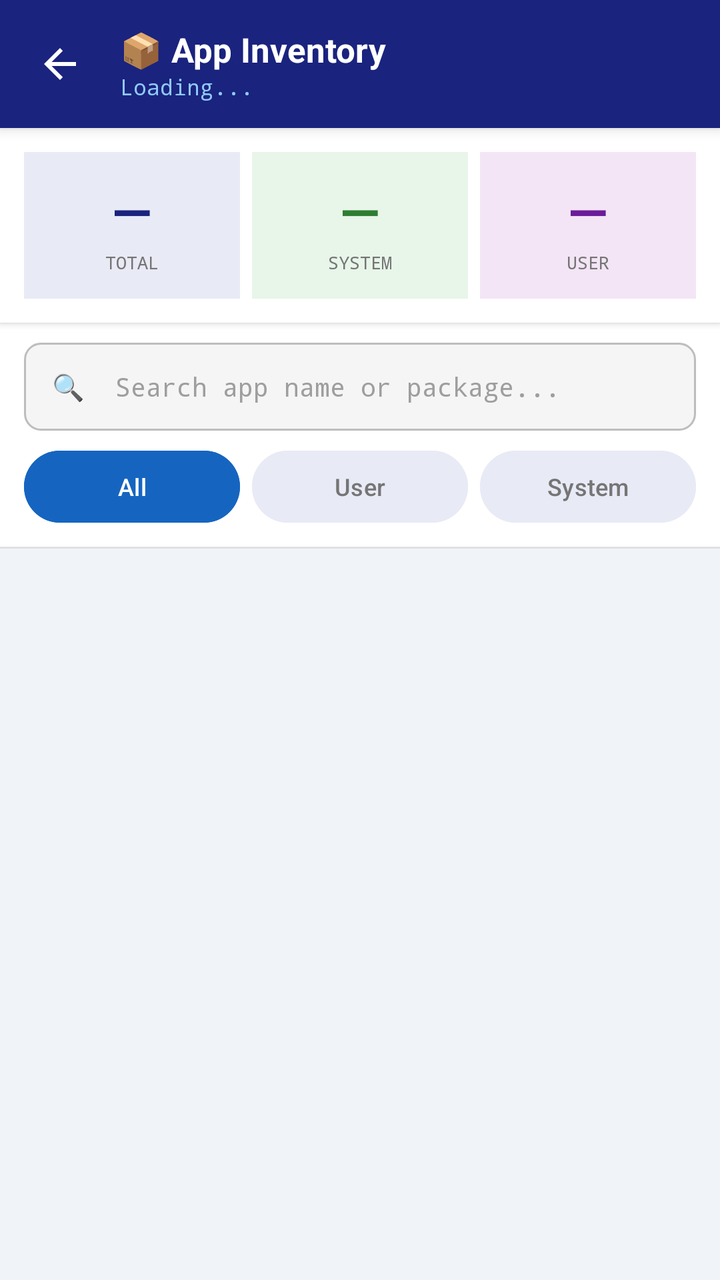
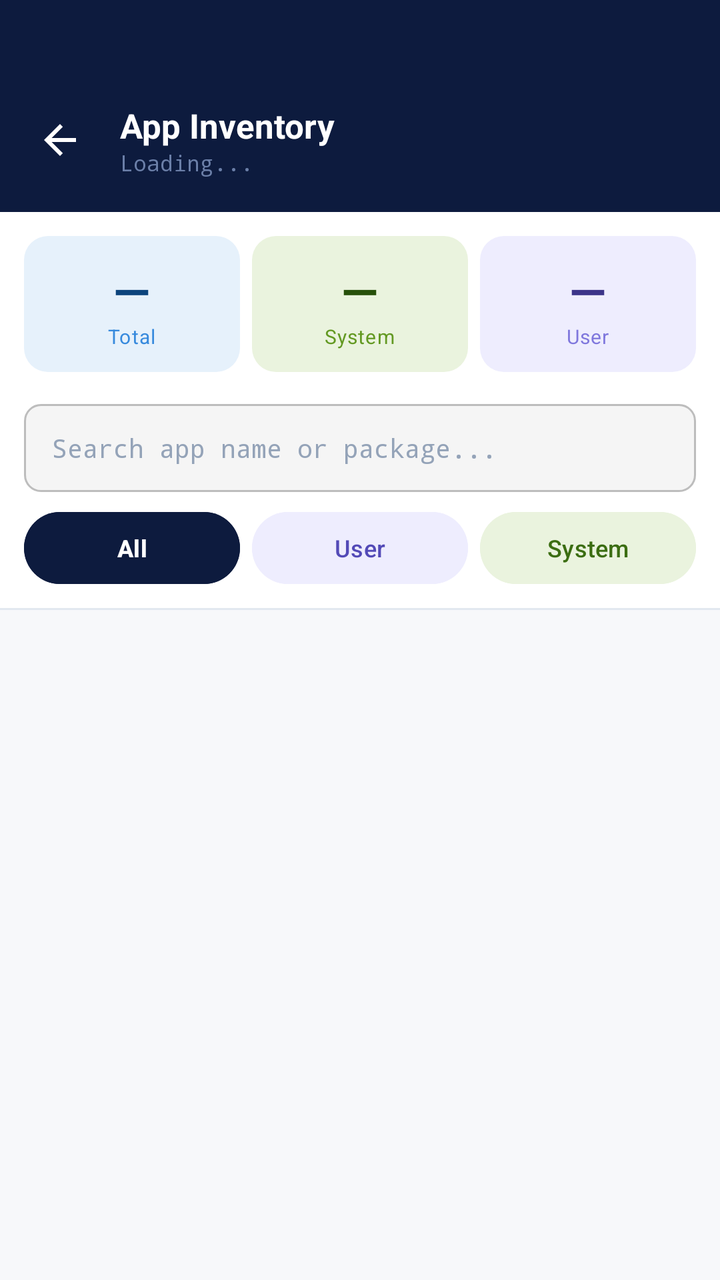

Screens rendered from an Android XML layout before and after an edit, with the pre-edit source and the edit as a unified diff.
<!-- AndroidManifest.xml: application theme Theme.MDMApp -->
<!-- res/layout/activity_app_inventory.xml -->
<?xml version="1.0" encoding="utf-8"?>
<LinearLayout
    xmlns:android="http://schemas.android.com/apk/res/android"
    android:layout_width="match_parent"
    android:layout_height="match_parent"
    android:orientation="vertical"
    android:background="#F0F4F8">

    
    <LinearLayout
        android:layout_width="match_parent"
        android:layout_height="64dp"
        android:orientation="horizontal"
        android:background="#1A237E"
        android:paddingStart="8dp"
        android:paddingEnd="16dp"
        android:gravity="center_vertical"
        android:elevation="4dp">

        <ImageButton
            android:id="@+id/btnBack"
            android:layout_width="44dp"
            android:layout_height="44dp"
            android:src="@drawable/ic_arrow_back"
            android:background="?attr/selectableItemBackgroundBorderless"
            android:tint="#FFFFFF"
            android:contentDescription="Back"/>

        <LinearLayout
            android:layout_width="0dp"
            android:layout_height="wrap_content"
            android:layout_weight="1"
            android:orientation="vertical"
            android:layout_marginStart="8dp">

            <TextView
                android:text="📦 App Inventory"
                android:textSize="17sp"
                android:textStyle="bold"
                android:textColor="#FFFFFF"
                android:layout_width="wrap_content"
                android:layout_height="wrap_content"/>

            <TextView
                android:id="@+id/tvResultCount"
                android:text="Loading..."
                android:textSize="11sp"
                android:textColor="#90CAF9"
                android:fontFamily="monospace"
                android:layout_width="wrap_content"
                android:layout_height="wrap_content"/>

        </LinearLayout>

        <ProgressBar
            android:id="@+id/progressBar"
            android:layout_width="24dp"
            android:layout_height="24dp"
            android:indeterminateTint="#FFFFFF"
            android:visibility="gone"/>

    </LinearLayout>

    
    <LinearLayout
        android:layout_width="match_parent"
        android:layout_height="wrap_content"
        android:orientation="horizontal"
        android:background="#FFFFFF"
        android:padding="12dp"
        android:elevation="2dp">

        
        <LinearLayout
            android:layout_width="0dp"
            android:layout_height="wrap_content"
            android:layout_weight="1"
            android:orientation="vertical"
            android:background="#E8EAF6"
            android:padding="12dp"
            android:layout_marginEnd="6dp"
            android:gravity="center">

            <TextView
                android:id="@+id/tvTotalCount"
                android:text="—"
                android:textSize="26sp"
                android:textStyle="bold"
                android:textColor="#1A237E"
                android:layout_width="wrap_content"
                android:layout_height="wrap_content"/>

            <TextView
                android:text="TOTAL"
                android:textSize="9sp"
                android:textColor="#757575"
                android:fontFamily="monospace"
                android:layout_width="wrap_content"
                android:layout_height="wrap_content"
                android:layout_marginTop="2dp"/>

        </LinearLayout>

        
        <LinearLayout
            android:layout_width="0dp"
            android:layout_height="wrap_content"
            android:layout_weight="1"
            android:orientation="vertical"
            android:background="#E8F5E9"
            android:padding="12dp"
            android:layout_marginEnd="6dp"
            android:gravity="center">

            <TextView
                android:id="@+id/tvSystemCount"
                android:text="—"
                android:textSize="26sp"
                android:textStyle="bold"
                android:textColor="#2E7D32"
                android:layout_width="wrap_content"
                android:layout_height="wrap_content"/>

            <TextView
                android:text="SYSTEM"
                android:textSize="9sp"
                android:textColor="#757575"
                android:fontFamily="monospace"
                android:layout_width="wrap_content"
                android:layout_height="wrap_content"
                android:layout_marginTop="2dp"/>

        </LinearLayout>

        
        <LinearLayout
            android:layout_width="0dp"
            android:layout_height="wrap_content"
            android:layout_weight="1"
            android:orientation="vertical"
            android:background="#F3E5F5"
            android:padding="12dp"
            android:gravity="center">

            <TextView
                android:id="@+id/tvUserCount"
                android:text="—"
                android:textSize="26sp"
                android:textStyle="bold"
                android:textColor="#6A1B9A"
                android:layout_width="wrap_content"
                android:layout_height="wrap_content"/>

            <TextView
                android:text="USER"
                android:textSize="9sp"
                android:textColor="#757575"
                android:fontFamily="monospace"
                android:layout_width="wrap_content"
                android:layout_height="wrap_content"
                android:layout_marginTop="2dp"/>

        </LinearLayout>

    </LinearLayout>

    
    <LinearLayout
        android:layout_width="match_parent"
        android:layout_height="wrap_content"
        android:orientation="horizontal"
        android:background="#FFFFFF"
        android:paddingStart="12dp"
        android:paddingEnd="12dp"
        android:paddingBottom="10dp"
        android:paddingTop="10dp"
        android:gravity="center_vertical">

        <EditText
            android:id="@+id/etSearch"
            android:layout_width="0dp"
            android:layout_height="44dp"
            android:layout_weight="1"
            android:hint="🔍  Search app name or package..."
            android:textSize="13sp"
            android:textColor="#212121"
            android:textColorHint="#9E9E9E"
            android:background="@drawable/input_background"
            android:paddingStart="14dp"
            android:paddingEnd="14dp"
            android:fontFamily="monospace"
            android:inputType="text"
            android:imeOptions="actionSearch"
            android:singleLine="true"/>

    </LinearLayout>

    
    <LinearLayout
        android:layout_width="match_parent"
        android:layout_height="wrap_content"
        android:orientation="horizontal"
        android:background="#FFFFFF"
        android:paddingStart="12dp"
        android:paddingEnd="12dp"
        android:paddingBottom="12dp"
        android:gravity="center_vertical">

        <Button
            android:id="@+id/btnAll"
            android:text="All"
            android:layout_width="0dp"
            android:layout_height="36dp"
            android:layout_weight="1"
            android:textSize="12sp"
            android:backgroundTint="#1565C0"
            android:textColor="#FFFFFF"
            android:layout_marginEnd="6dp"
            android:insetTop="0dp"
            android:insetBottom="0dp"/>

        <Button
            android:id="@+id/btnUser"
            android:text="User"
            android:layout_width="0dp"
            android:layout_height="36dp"
            android:layout_weight="1"
            android:textSize="12sp"
            android:backgroundTint="#E8EAF6"
            android:textColor="#757575"
            android:layout_marginEnd="6dp"
            android:insetTop="0dp"
            android:insetBottom="0dp"/>

        <Button
            android:id="@+id/btnSystem"
            android:text="System"
            android:layout_width="0dp"
            android:layout_height="36dp"
            android:layout_weight="1"
            android:textSize="12sp"
            android:backgroundTint="#E8EAF6"
            android:textColor="#757575"
            android:insetTop="0dp"
            android:insetBottom="0dp"/>

    </LinearLayout>

    
    <View
        android:layout_width="match_parent"
        android:layout_height="1dp"
        android:background="#E0E0E0"/>

    
    <TextView
        android:id="@+id/tvLoading"
        android:text="⟳ Loading apps..."
        android:textSize="13sp"
        android:textColor="#9E9E9E"
        android:fontFamily="monospace"
        android:layout_width="match_parent"
        android:layout_height="wrap_content"
        android:gravity="center"
        android:padding="32dp"
        android:visibility="gone"/>

    
    <androidx.recyclerview.widget.RecyclerView
        android:id="@+id/rvApps"
        android:layout_width="match_parent"
        android:layout_height="0dp"
        android:layout_weight="1"
        android:background="#F0F4F8"
        android:clipToPadding="false"
        android:paddingBottom="8dp"/>

</LinearLayout>
<!-- resources referenced by this layout -->
<resources>
  <!-- drawable ic_arrow_back (drawable) -->
  <?xml version="1.0" encoding="utf-8"?>
  <vector xmlns:android="http://schemas.android.com/apk/res/android"
      android:width="24dp"
      android:height="24dp"
      android:viewportWidth="24"
      android:viewportHeight="24">
      <path
          android:fillColor="@android:color/white"
          android:pathData="M20,11H7.83l5.59,-5.59L12,4l-8,8 8,8 1.41,-1.41L7.83,13H20v-2z"/>
  </vector>
  <!-- drawable input_background (drawable) -->
  <?xml version="1.0" encoding="utf-8"?>
  <shape xmlns:android="http://schemas.android.com/apk/res/android">
      <solid android:color="#F5F5F5"/>
      <stroke android:width="1dp" android:color="#BDBDBD"/>
      <corners android:radius="8dp"/>
      <padding android:left="8dp" android:top="8dp"
          android:right="8dp" android:bottom="8dp"/>
  </shape>
  <style name="Theme.MDMApp" parent="Base.Theme.MDMApp" />
  <style name="Base.Theme.MDMApp" parent="Theme.Material3.DayNight.NoActionBar">
          
          
      </style>
</resources>

<!-- the commit's change to res/layout/activity_app_inventory.xml (unified diff, before → after) -->
@@ -4,18 +4,19 @@
     android:layout_width="match_parent"
     android:layout_height="match_parent"
     android:orientation="vertical"
-    android:background="#F0F4F8">
+    android:background="#F7F8FA">
 
     
     <LinearLayout
         android:layout_width="match_parent"
-        android:layout_height="64dp"
+        android:layout_height="wrap_content"
         android:orientation="horizontal"
-        android:background="#1A237E"
+        android:background="#0D1B3E"
         android:paddingStart="8dp"
         android:paddingEnd="16dp"
-        android:gravity="center_vertical"
-        android:elevation="4dp">
+        android:paddingTop="48dp"
+        android:paddingBottom="14dp"
+        android:gravity="center_vertical">
 
         <ImageButton
             android:id="@+id/btnBack"
@@ -34,7 +35,7 @@
             android:layout_marginStart="8dp">
 
             <TextView
-                android:text="📦 App Inventory"
+                android:text="App Inventory"
                 android:textSize="17sp"
                 android:textStyle="bold"
                 android:textColor="#FFFFFF"
@@ -45,7 +46,7 @@
                 android:id="@+id/tvResultCount"
                 android:text="Loading..."
                 android:textSize="11sp"
-                android:textColor="#90CAF9"
+                android:textColor="#6B7FA8"
                 android:fontFamily="monospace"
                 android:layout_width="wrap_content"
                 android:layout_height="wrap_content"/>
@@ -67,98 +68,97 @@
         android:layout_height="wrap_content"
         android:orientation="horizontal"
         android:background="#FFFFFF"
-        android:padding="12dp"
-        android:elevation="2dp">
-
-        
-        <LinearLayout
-            android:layout_width="0dp"
-            android:layout_height="wrap_content"
-            android:layout_weight="1"
-            android:orientation="vertical"
-            android:background="#E8EAF6"
-            android:padding="12dp"
+        android:paddingStart="12dp"
+        android:paddingEnd="12dp"
+        android:paddingTop="12dp"
+        android:paddingBottom="12dp">
+
+        
+        <LinearLayout
+            android:layout_width="0dp"
+            android:layout_height="68dp"
+            android:layout_weight="1"
+            android:orientation="vertical"
+            android:background="@drawable/stat_card_blue"
+            android:padding="10dp"
             android:layout_marginEnd="6dp"
             android:gravity="center">
 
             <TextView
                 android:id="@+id/tvTotalCount"
                 android:text="—"
-                android:textSize="26sp"
-                android:textStyle="bold"
-                android:textColor="#1A237E"
-                android:layout_width="wrap_content"
-                android:layout_height="wrap_content"/>
-
-            <TextView
-                android:text="TOTAL"
-                android:textSize="9sp"
-                android:textColor="#757575"
-                android:fontFamily="monospace"
-                android:layout_width="wrap_content"
-                android:layout_height="wrap_content"
-                android:layout_marginTop="2dp"/>
-
-        </LinearLayout>
-
-        
-        <LinearLayout
-            android:layout_width="0dp"
-            android:layout_height="wrap_content"
-            android:layout_weight="1"
-            android:orientation="vertical"
-            android:background="#E8F5E9"
-            android:padding="12dp"
+                android:textSize="24sp"
+                android:textStyle="bold"
+                android:textColor="#0C447C"
+                android:layout_width="wrap_content"
+                android:layout_height="wrap_content"/>
+
+            <TextView
+                android:text="Total"
+                android:textSize="10sp"
+                android:textColor="#378ADD"
+                android:letterSpacing="0.04"
+                android:layout_width="wrap_content"
+                android:layout_height="wrap_content"/>
+
+        </LinearLayout>
+
+        
+        <LinearLayout
+            android:layout_width="0dp"
+            android:layout_height="68dp"
+            android:layout_weight="1"
+            android:orientation="vertical"
+            android:background="@drawable/stat_card_green"
+            android:padding="10dp"
             android:layout_marginEnd="6dp"
             android:gravity="center">
 
             <TextView
                 android:id="@+id/tvSystemCount"
                 android:text="—"
-                android:textSize="26sp"
-                android:textStyle="bold"
-                android:textColor="#2E7D32"
-                android:layout_width="wrap_content"
-                android:layout_height="wrap_content"/>
-
-            <TextView
-                android:text="SYSTEM"
-                android:textSize="9sp"
-                android:textColor="#757575"
-                android:fontFamily="monospace"
-                android:layout_width="wrap_content"
-                android:layout_height="wrap_content"
-                android:layout_marginTop="2dp"/>
-
-        </LinearLayout>
-
-        
-        <LinearLayout
-            android:layout_width="0dp"
-            android:layout_height="wrap_content"
-            android:layout_weight="1"
-            android:orientation="vertical"
-            android:background="#F3E5F5"
-            android:padding="12dp"
+                android:textSize="24sp"
+                android:textStyle="bold"
+                android:textColor="#27500A"
+                android:layout_width="wrap_content"
+                android:layout_height="wrap_content"/>
+
+            <TextView
+                android:text="System"
+                android:textSize="10sp"
+                android:textColor="#639922"
+                android:letterSpacing="0.04"
+                android:layout_width="wrap_content"
+                android:layout_height="wrap_content"/>
+
+        </LinearLayout>
+
+        
+        <LinearLayout
+            android:layout_width="0dp"
+            android:layout_height="68dp"
+            android:layout_weight="1"
+            android:orientation="vertical"
+            android:background="@drawable/stat_card_purple"
+            android:padding="10dp"
             android:gravity="center">
 
             <TextView
                 android:id="@+id/tvUserCount"
                 android:text="—"
-                android:textSize="26sp"
-                android:textStyle="bold"
-                android:textColor="#6A1B9A"
-                android:layout_width="wrap_content"
-                android:layout_height="wrap_content"/>
-
-            <TextView
-                android:text="USER"
-                android:textSize="9sp"
-                android:textColor="#757575"
-                android:fontFamily="monospace"
-                android:layout_width="wrap_content"
-                android:layout_height="wrap_content"
-                android:layout_marginTop="2dp"/>
+                android:textSize="24sp"
+                android:textStyle="bold"
+                android:textColor="#3C3489"
+                android:layout_width="wrap_content"
+                android:layout_height="wrap_content"/>
+
+            <TextView
+                android:text="User"
+                android:textSize="10sp"
+                android:textColor="#7F77DD"
+                android:letterSpacing="0.04"
+                android:layout_width="wrap_content"
+                android:layout_height="wrap_content"/>
 
         </LinearLayout>
 
@@ -168,96 +168,92 @@
     <LinearLayout
         android:layout_width="match_parent"
         android:layout_height="wrap_content"
-        android:orientation="horizontal"
+        android:orientation="vertical"
         android:background="#FFFFFF"
         android:paddingStart="12dp"
         android:paddingEnd="12dp"
-        android:paddingBottom="10dp"
-        android:paddingTop="10dp"
-        android:gravity="center_vertical">
-
+        android:paddingBottom="12dp"
+        android:paddingTop="4dp">
+
+        
         <EditText
             android:id="@+id/etSearch"
-            android:layout_width="0dp"
+            android:layout_width="match_parent"
             android:layout_height="44dp"
-            android:layout_weight="1"
-            android:hint="🔍  Search app name or package..."
+            android:hint="Search app name or package..."
             android:textSize="13sp"
-            android:textColor="#212121"
-            android:textColorHint="#9E9E9E"
+            android:textColor="#0D1B3E"
+            android:textColorHint="#94A3B8"
             android:background="@drawable/input_background"
             android:paddingStart="14dp"
             android:paddingEnd="14dp"
             android:fontFamily="monospace"
             android:inputType="text"
             android:imeOptions="actionSearch"
-            android:singleLine="true"/>
+            android:singleLine="true"
+            android:layout_marginBottom="10dp"/>
+
+        
+        <LinearLayout
+            android:layout_width="match_parent"
+            android:layout_height="wrap_content"
+            android:orientation="horizontal">
+
+            <Button
+                android:id="@+id/btnAll"
+                android:text="All"
+                android:layout_width="0dp"
+                android:layout_height="36dp"
+                android:layout_weight="1"
+                android:textSize="12sp"
+                android:textStyle="bold"
+                android:backgroundTint="#0D1B3E"
+                android:textColor="#FFFFFF"
+                android:layout_marginEnd="6dp"
+                android:insetTop="0dp"
+                android:insetBottom="0dp"/>
+
+            <Button
+                android:id="@+id/btnUser"
+                android:text="User"
+                android:layout_width="0dp"
+                android:layout_height="36dp"
+                android:layout_weight="1"
+                android:textSize="12sp"
+                android:backgroundTint="#EEEDFE"
+                android:textColor="#534AB7"
+                android:layout_marginEnd="6dp"
+                android:insetTop="0dp"
+                android:insetBottom="0dp"/>
+
+            <Button
+                android:id="@+id/btnSystem"
+                android:text="System"
+                android:layout_width="0dp"
+                android:layout_height="36dp"
+                android:layout_weight="1"
+                android:textSize="12sp"
+                android:backgroundTint="#EAF3DE"
+                android:textColor="#3B6D11"
+                android:insetTop="0dp"
+                android:insetBottom="0dp"/>
+
+        </LinearLayout>
 
     </LinearLayout>
 
     
-    <LinearLayout
-        android:layout_width="match_parent"
-        android:layout_height="wrap_content"
-        android:orientation="horizontal"
-        android:background="#FFFFFF"
-        android:paddingStart="12dp"
-        android:paddingEnd="12dp"
-        android:paddingBottom="12dp"
-        android:gravity="center_vertical">
-
-        <Button
-            android:id="@+id/btnAll"
-            android:text="All"
-            android:layout_width="0dp"
-            android:layout_height="36dp"
-            android:layout_weight="1"
-            android:textSize="12sp"
-            android:backgroundTint="#1565C0"
-            android:textColor="#FFFFFF"
-            android:layout_marginEnd="6dp"
-            android:insetTop="0dp"
-            android:insetBottom="0dp"/>
-
-        <Button
-            android:id="@+id/btnUser"
-            android:text="User"
-            android:layout_width="0dp"
-            android:layout_height="36dp"
-            android:layout_weight="1"
-            android:textSize="12sp"
-            android:backgroundTint="#E8EAF6"
-            android:textColor="#757575"
-            android:layout_marginEnd="6dp"
-            android:insetTop="0dp"
-            android:insetBottom="0dp"/>
-
-        <Button
-            android:id="@+id/btnSystem"
-            android:text="System"
-            android:layout_width="0dp"
-            android:layout_height="36dp"
-            android:layout_weight="1"
-            android:textSize="12sp"
-            android:backgroundTint="#E8EAF6"
-            android:textColor="#757575"
-            android:insetTop="0dp"
-            android:insetBottom="0dp"/>
-
-    </LinearLayout>
-
-    
     <View
         android:layout_width="match_parent"
         android:layout_height="1dp"
-        android:background="#E0E0E0"/>
+        android:background="#E2E8F0"/>
 
     
     <TextView
         android:id="@+id/tvLoading"
-        android:text="⟳ Loading apps..."
+        android:text="Loading apps..."
         android:textSize="13sp"
-        android:textColor="#9E9E9E"
+        android:textColor="#94A3B8"
         android:fontFamily="monospace"
         android:layout_width="match_parent"
         android:layout_height="wrap_content"
@@ -271,7 +267,7 @@
         android:layout_width="match_parent"
         android:layout_height="0dp"
         android:layout_weight="1"
-        android:background="#F0F4F8"
+        android:background="#F7F8FA"
         android:clipToPadding="false"
         android:paddingBottom="8dp"/>
 
<!-- resource entries referenced after the edit -->
@@ -20,6 +20,27 @@
       <padding android:left="8dp" android:top="8dp"
           android:right="8dp" android:bottom="8dp"/>
   </shape>
+  <!-- drawable stat_card_blue (drawable) -->
+  <?xml version="1.0" encoding="utf-8"?>
+  <shape xmlns:android="http://schemas.android.com/apk/res/android"
+      android:shape="rectangle">
+      <solid android:color="#E6F1FB"/>
+      <corners android:radius="12dp"/>
+  </shape>
+  <!-- drawable stat_card_green (drawable) -->
+  <?xml version="1.0" encoding="utf-8"?>
+  <shape xmlns:android="http://schemas.android.com/apk/res/android"
+      android:shape="rectangle">
+      <solid android:color="#EAF3DE"/>
+      <corners android:radius="12dp"/>
+  </shape>
+  <!-- drawable stat_card_purple (drawable) -->
+  <?xml version="1.0" encoding="utf-8"?>
+  <shape xmlns:android="http://schemas.android.com/apk/res/android"
+      android:shape="rectangle">
+      <solid android:color="#EEEDFE"/>
+      <corners android:radius="12dp"/>
+  </shape>
   <style name="Theme.MDMApp" parent="Base.Theme.MDMApp" />
   <style name="Base.Theme.MDMApp" parent="Theme.Material3.DayNight.NoActionBar">
           
